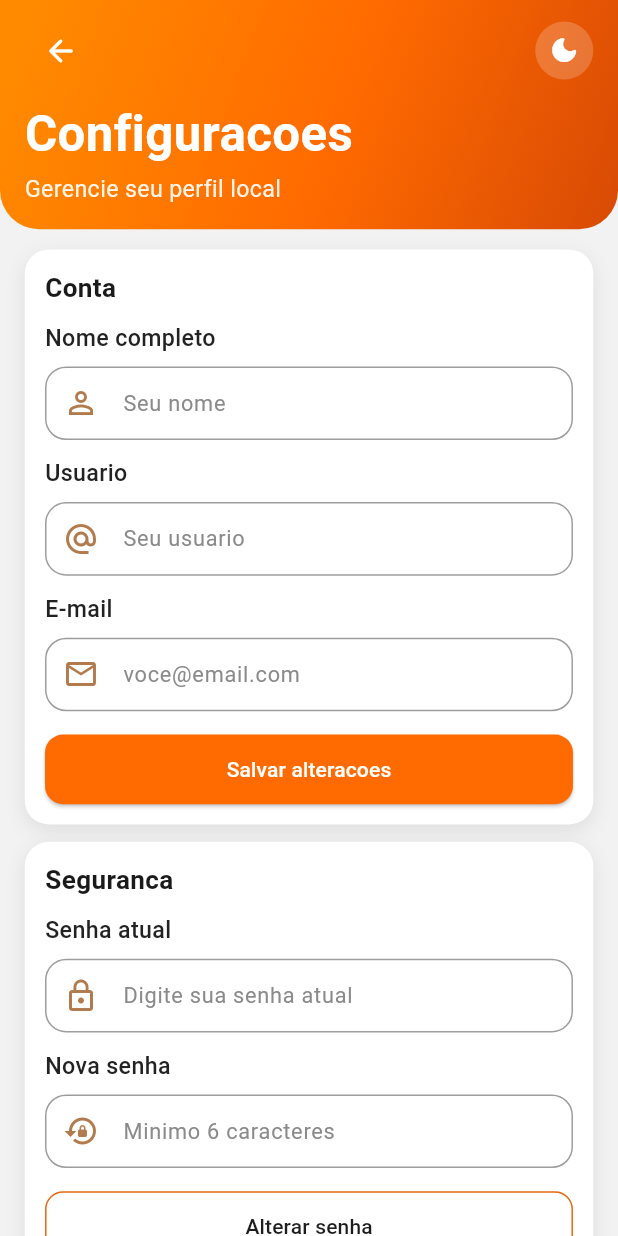
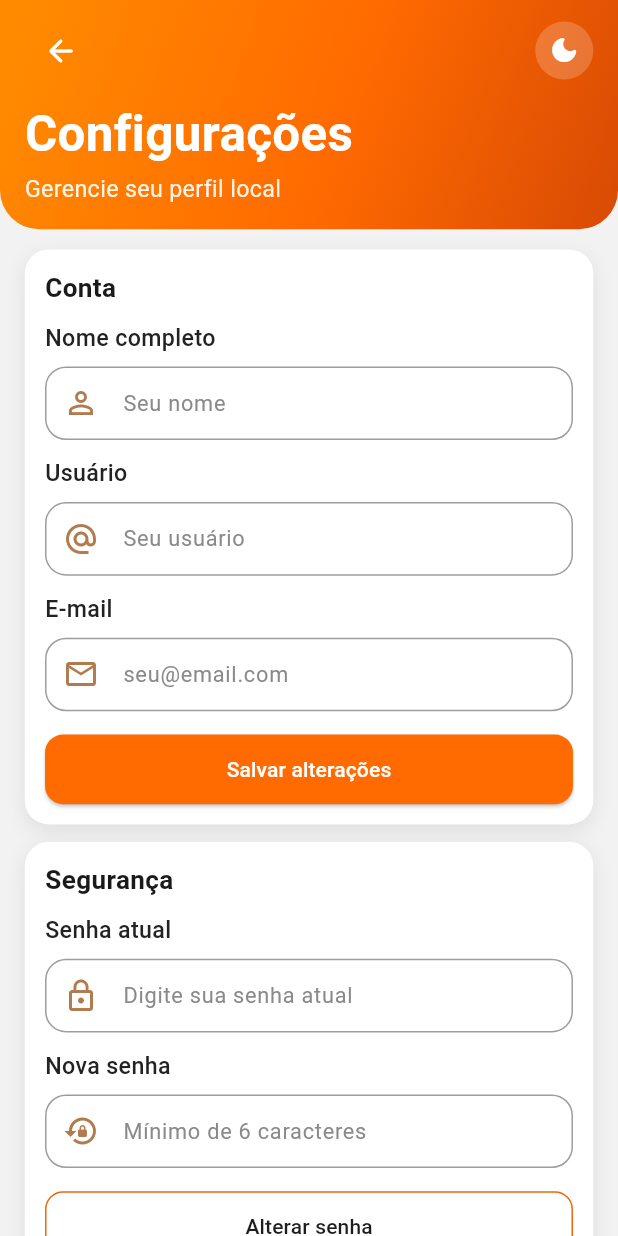
Before and after one commit to Ryyann23/fastlap, a Flutter app: the SettingsPage screen opened directly, on a phone screen of 412 x 824 dp. Run offline on Flutter 3.47's test engine with Material 3 defaults, Android fonts, the phone set to English and light mode, and no system bars; our stand-ins replace csv, file_picker, flutter_map, font_awesome_flutter, latlong2, pdf and 1 more; accounts and stored records are empty.

Commit message:
fix: correct Portuguese language typos and improve text consistency across various pages

```diff
--- a/lib/app/theme/theme_scope.dart
+++ b/lib/app/theme/theme_scope.dart
@@ -11,7 +11,7 @@ class ThemeScope extends InheritedNotifier<ThemeController> {
 
   static ThemeController of(BuildContext context) {
     final scope = context.dependOnInheritedWidgetOfExactType<ThemeScope>();
-    assert(scope != null, 'ThemeScope nao encontrado na arvore.');
+    assert(scope != null, 'ThemeScope não encontrado na árvore.');
     return scope!.notifier!;
   }
 }
--- a/lib/features/auth/data/auth_service.dart
+++ b/lib/features/auth/data/auth_service.dart
@@ -43,7 +43,7 @@ class AuthService {
     try {
       final activeUser = await getActiveUser();
       if (activeUser == null) {
-        return const AuthResult.failure('Nenhum usuario logado.');
+        return const AuthResult.failure('Nenhum usuário logado.');
       }
 
       final users = await _readUsers();
@@ -56,7 +56,7 @@ class AuthService {
             (u['email'] ?? '').toString().toLowerCase() == normalizedEmail;
       });
       if (emailTaken) {
-        return const AuthResult.failure('Esse e-mail ja esta cadastrado.');
+        return const AuthResult.failure('Esse e-mail já está cadastrado.');
       }
 
       final usernameTaken = users.any((u) {
@@ -66,7 +66,7 @@ class AuthService {
                 normalizedUsername;
       });
       if (usernameTaken) {
-        return const AuthResult.failure('Esse nome de usuario ja esta em uso.');
+        return const AuthResult.failure('Esse nome de usuário já está em uso.');
       }
 
       final updatedUser = activeUser.toMap()
@@ -93,7 +93,7 @@ class AuthService {
     try {
       final activeUser = await getActiveUser();
       if (activeUser == null) {
-        return const AuthResult.failure('Nenhum usuario logado.');
+        return const AuthResult.failure('Nenhum usuário logado.');
       }
 
       if (currentPassword != activeUser.password) {
@@ -160,7 +160,7 @@ class AuthService {
       }).firstOrNull;
 
       if (user == null) {
-        return const AuthResult.failure('Usuario ou senha invalidos.');
+        return const AuthResult.failure('Usuário ou senha inválidos.');
       }
 
       await _saveActiveUser(user);
@@ -197,7 +197,7 @@ class AuthService {
         (u) => (u['email'] ?? '').toString().toLowerCase() == normalizedEmail,
       );
       if (emailExists) {
-        return const AuthResult.failure('Esse e-mail ja esta cadastrado.');
+        return const AuthResult.failure('Esse e-mail já está cadastrado.');
       }
 
       final usernameExists = users.any(
@@ -206,7 +206,7 @@ class AuthService {
             normalizedUsername,
       );
       if (usernameExists) {
-        return const AuthResult.failure('Esse nome de usuario ja esta em uso.');
+        return const AuthResult.failure('Esse nome de usuário já está em uso.');
       }
 
       final user = <String, dynamic>{
--- a/lib/features/auth/presentation/pages/login_page.dart
+++ b/lib/features/auth/presentation/pages/login_page.dart
@@ -145,7 +145,7 @@ class _LoginPageState extends State<LoginPage> {
                                 ),
                                 SizedBox(height: 10 * widthScale),
                                 Text(
-                                  'Faca seu login',
+                                  'Faça seu login',
                                   textAlign: TextAlign.center,
                                   style: TextStyle(
                                     fontSize: 18 * widthScale,
@@ -157,8 +157,8 @@ class _LoginPageState extends State<LoginPage> {
                                 ),
                                 SizedBox(height: 16 * widthScale),
                                 AuthTextField(
-                                  label: 'E-mail ou usuario',
-                                  hint: '[Seu e-mail ou usuario]',
+                                  label: 'E-mail ou usuário',
+                                  hint: '[Seu e-mail ou usuário]',
                                   icon: Icons.mail_outline,
                                   controller: _emailController,
                                   keyboardType: TextInputType.emailAddress,
@@ -291,7 +291,7 @@ class _LoginPageState extends State<LoginPage> {
                                       ),
                                       children: [
                                         const TextSpan(
-                                            text: 'Nao tem uma conta? '),
+                                            text: 'Não tem uma conta? '),
                                         WidgetSpan(
                                           child: GestureDetector(
                                             onTap: () {
--- a/lib/features/auth/presentation/pages/register_page.dart
+++ b/lib/features/auth/presentation/pages/register_page.dart
@@ -173,7 +173,7 @@ class _RegisterPageState extends State<RegisterPage> {
                                 ),
                                 SizedBox(height: 14 * widthScale),
                                 AuthTextField(
-                                  label: 'Nome de usuario',
+                                  label: 'Nome de usuário',
                                   hint: 'ex: motoboy01',
                                   icon: Icons.alternate_email,
                                   controller: _usernameController,
@@ -182,7 +182,7 @@ class _RegisterPageState extends State<RegisterPage> {
                                 SizedBox(height: 14 * widthScale),
                                 AuthTextField(
                                   label: 'E-mail',
-                                  hint: 'voce@email.com',
+                                  hint: 'seu@email.com',
                                   icon: Icons.mail_outline,
                                   controller: _emailController,
                                   keyboardType: TextInputType.emailAddress,
@@ -191,7 +191,7 @@ class _RegisterPageState extends State<RegisterPage> {
                                 SizedBox(height: 14 * widthScale),
                                 AuthTextField(
                                   label: 'Senha',
-                                  hint: 'Minimo 6 caracteres',
+                                  hint: 'Mínimo de 6 caracteres',
                                   icon: Icons.lock_outline_rounded,
                                   controller: _passwordController,
                                   obscureText: true,
--- a/lib/features/profile/presentation/pages/profile_page.dart
+++ b/lib/features/profile/presentation/pages/profile_page.dart
@@ -70,7 +70,7 @@ class _ProfilePageState extends State<ProfilePage> {
       if (!mounted) return;
       ScaffoldMessenger.of(context).showSnackBar(
         const SnackBar(
-            content: Text('Nao foi possivel ler a imagem selecionada.')),
+            content: Text('Não foi possível ler a imagem selecionada.')),
       );
       return;
     }
@@ -165,13 +165,13 @@ class _ProfilePageState extends State<ProfilePage> {
                 final user = snapshot.data;
                 final name = (user?.name.trim().isNotEmpty == true)
                     ? user!.name.trim()
-                    : 'USUARIO';
+                    : 'USUÁRIO';
                 final username = (user?.username.trim().isNotEmpty == true)
                     ? user!.username.trim()
-                    : 'nao definido';
+                    : 'não definido';
                 final email = (user?.email.trim().isNotEmpty == true)
                     ? user!.email.trim()
-                    : 'nao definido';
+                    : 'não definido';
                 final memberSince = DateFormat('dd/MM/yyyy')
                     .format(user?.createdAt ?? DateTime.now());
 
@@ -222,19 +222,20 @@ class _ProfilePageState extends State<ProfilePage> {
                                 'Nome Completo: $name', scale,
                                 isDark: isDark),
                             _infoRow(Icons.alternate_email,
-                                'Usuario: $username', scale,
+                                'Usuário: $username', scale,
                                 isDark: isDark),
-                            _infoRow(Icons.mail_outline, 'Email: $email', scale,
+                            _infoRow(
+                                Icons.mail_outline, 'E-mail: $email', scale,
                                 isDark: isDark),
                             _infoRow(
                               Icons.calendar_month_outlined,
-                              'Membro Desde: $memberSince',
+                              'Membro desde: $memberSince',
                               scale,
                               isDark: isDark,
                             ),
                             SizedBox(height: 8 * scale),
                             _actionButtonOrange(
-                              'Configuracoes',
+                              'Configurações',
                               scale,
                               isDark: isDark,
                               onPressed: () async {
--- a/lib/features/profile/presentation/pages/settings_page.dart
+++ b/lib/features/profile/presentation/pages/settings_page.dart
@@ -61,7 +61,7 @@ class _SettingsPageState extends State<SettingsPage> {
     final email = _emailController.text.trim();
 
     if (name.isEmpty || username.isEmpty || email.isEmpty) {
-      _showMessage('Preencha nome, usuario e e-mail.');
+      _showMessage('Preencha nome, usuário e e-mail.');
       return;
     }
 
@@ -110,7 +110,7 @@ class _SettingsPageState extends State<SettingsPage> {
       builder: (_) => AlertDialog(
         title: const Text('Apagar perfil'),
         content: const Text(
-            'Essa acao remove sua conta localmente neste dispositivo. Continuar?'),
+            'Essa ação remove sua conta localmente neste dispositivo. Continuar?'),
         actions: [
           TextButton(
               onPressed: () => Navigator.of(context).pop(false),
@@ -185,7 +185,7 @@ class _SettingsPageState extends State<SettingsPage> {
                   ),
                   SizedBox(height: 8 * scale),
                   Text(
-                    'Configuracoes',
+                    'Configurações',
                     style: TextStyle(
                       color: Colors.white,
                       fontWeight: FontWeight.w700,
@@ -231,8 +231,8 @@ class _SettingsPageState extends State<SettingsPage> {
                               ),
                               SizedBox(height: 12 * scale),
                               AuthTextField(
-                                label: 'Usuario',
-                                hint: 'Seu usuario',
+                                label: 'Usuário',
+                                hint: 'Seu usuário',
                                 icon: Icons.alternate_email,
                                 controller: _usernameController,
                                 scale: scale,
@@ -240,7 +240,7 @@ class _SettingsPageState extends State<SettingsPage> {
                               SizedBox(height: 12 * scale),
                               AuthTextField(
                                 label: 'E-mail',
-                                hint: 'voce@email.com',
+                                hint: 'seu@email.com',
                                 icon: Icons.mail_outline,
                                 controller: _emailController,
                                 keyboardType: TextInputType.emailAddress,
@@ -271,7 +271,7 @@ class _SettingsPageState extends State<SettingsPage> {
                                             color: Colors.white,
                                           ),
                                         )
-                                      : const Text('Salvar alteracoes'),
+                                      : const Text('Salvar alterações'),
                                 ),
                               ),
                             ],
@@ -281,7 +281,7 @@ class _SettingsPageState extends State<SettingsPage> {
                         _sectionCard(
                           context,
                           scale,
-                          title: 'Seguranca',
+                          title: 'Segurança',
                           child: Column(
                             children: [
                               AuthTextField(
@@ -295,7 +295,7 @@ class _SettingsPageState extends State<SettingsPage> {
                               SizedBox(height: 12 * scale),
                               AuthTextField(
                                 label: 'Nova senha',
-                                hint: 'Minimo 6 caracteres',
+                                hint: 'Mínimo de 6 caracteres',
                                 icon: Icons.lock_reset,
                                 controller: _newPasswordController,
                                 obscureText: true,
--- a/lib/features/routes/presentation/pages/create_route_page.dart
+++ b/lib/features/routes/presentation/pages/create_route_page.dart
@@ -198,7 +198,7 @@ class _CreateRoutePageState extends State<CreateRoutePage> {
                 ),
                 SizedBox(height: 20 * scale),
                 Text(
-                  'Pontos Atuais (${1 + _selectedPoints.length}/5)',
+                  'Pontos atuais (${1 + _selectedPoints.length}/5)',
                   style: TextStyle(
                     fontSize: 16 * scale,
                     fontWeight: FontWeight.w600,
@@ -437,7 +437,7 @@ class _SearchPointsDialogState extends State<_SearchPointsDialog> {
               children: [
                 Expanded(
                   child: Text(
-                    'Buscar Ponto',
+                    'Buscar ponto',
                     style: TextStyle(
                       fontSize: 18 * scale,
                       fontWeight: FontWeight.w700,
@@ -654,7 +654,7 @@ class _SearchVehiclesDialogState extends State<_SearchVehiclesDialog> {
           crossAxisAlignment: CrossAxisAlignment.start,
           children: [
             Text(
-              'Selecionar Veículo',
+              'Selecionar veículo',
               style: TextStyle(
                 fontSize: 18 * scale,
                 fontWeight: FontWeight.w700,
--- a/lib/features/routes/presentation/pages/routes_page.dart
+++ b/lib/features/routes/presentation/pages/routes_page.dart
@@ -175,7 +175,7 @@ class _RoutesPageState extends State<RoutesPage> {
                               onTap: () => setState(() => selectedTab = 1),
                             ),
                             _RouteTabChip(
-                              label: 'Historico',
+                              label: 'Histórico',
                               selected: selectedTab == 2,
                               scale: scale,
                               onTap: () => setState(() => selectedTab = 2),
--- a/lib/shared/data/caxias_pois.dart
+++ b/lib/shared/data/caxias_pois.dart
@@ -4,7 +4,7 @@ import 'route_model.dart';
 /// Pontos de interesse REAIS de Caxias-MA (coordenadas do OpenStreetMap)
 class CaxiasPOI {
   static const List<RoutePoint> allPoints = [
-    // UniFacema (ponto fixo do usuario - sempre A)
+    // UniFacema (ponto fixo do usuário - sempre A)
     RoutePoint(
         id: 'unifacema', name: 'UniFacema', latLng: LatLng(-4.8645, -43.3573)),
 
--- a/lib/shared/data/route_model.dart
+++ b/lib/shared/data/route_model.dart
@@ -41,7 +41,7 @@ class AppRoute {
 
   final String id;
   final String name;
-  final List<RoutePoint> points; // de 2 a 5 pontos (A=inicio + até 4 destinos)
+  final List<RoutePoint> points; // de 2 a 5 pontos (A=início + até 4 destinos)
   RouteStatus status;
   final String? vehicleId;
   DateTime? scheduledTime;
--- a/lib/shared/data/route_service.dart
+++ b/lib/shared/data/route_service.dart
@@ -160,7 +160,7 @@ class RouteService extends ChangeNotifier {
     );
   }
 
-  /// Total de KMs de rotas concluídas hoje
+  /// Total de km de rotas concluídas hoje
   double get todayKm {
     final now = DateTime.now();
     return _routes
--- a/lib/shared/widgets/fastlap_bottom_bar.dart
+++ b/lib/shared/widgets/fastlap_bottom_bar.dart
@@ -38,7 +38,7 @@ class FastlapBottomBar extends StatelessWidget {
             children: [
               _BottomItem(
                 icon: Icons.home_rounded,
-                label: 'Inicio',
+                label: 'Início',
                 isActive: currentTab == FastlapTab.inicio,
                 scale: scale,
                 onTap: () => onTabSelected(FastlapTab.inicio),
@@ -59,7 +59,7 @@ class FastlapBottomBar extends StatelessWidget {
               ),
               _BottomItem(
                 icon: Icons.history,
-                label: 'Historico',
+                label: 'Histórico',
                 isActive: currentTab == FastlapTab.historico,
                 scale: scale,
                 onTap: () => onTabSelected(FastlapTab.historico),
--- a/lib/shared/widgets/route_vehicle_info.dart
+++ b/lib/shared/widgets/route_vehicle_info.dart
@@ -100,7 +100,7 @@ class _RouteVehicleInfoState extends State<RouteVehicleInfo> {
             mainAxisAlignment: MainAxisAlignment.spaceBetween,
             children: [
               Text(
-                'Veículo Selecionado',
+                'Veículo selecionado',
                 style: TextStyle(
                   fontSize: 12 * widget.scale,
                   fontWeight: FontWeight.w500,
@@ -126,7 +126,7 @@ class _RouteVehicleInfoState extends State<RouteVehicleInfo> {
                   crossAxisAlignment: CrossAxisAlignment.start,
                   children: [
                     Text(
-                      'Distância da Rota',
+                      'Distância da rota',
                       style: TextStyle(
                         fontSize: 11 * widget.scale,
                         fontWeight: FontWeight.w400,
@@ -150,7 +150,7 @@ class _RouteVehicleInfoState extends State<RouteVehicleInfo> {
                   crossAxisAlignment: CrossAxisAlignment.start,
                   children: [
                     Text(
-                      'Tempo Estimado',
+                      'Tempo estimado',
                       style: TextStyle(
                         fontSize: 11 * widget.scale,
                         fontWeight: FontWeight.w400,
```
Also changed, not shown: lib/features/home/presentation/pages/home_page.dart (+6 -6 lines).
